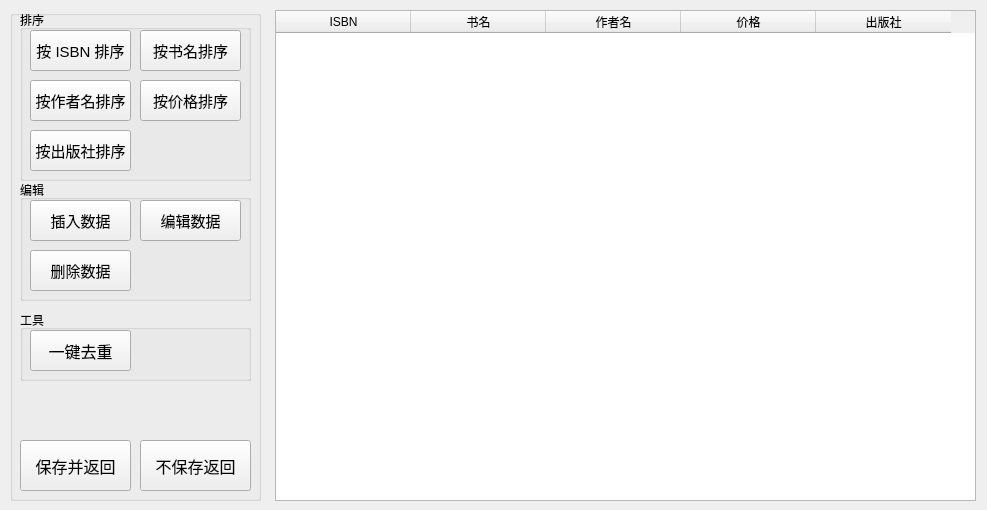
Before: the Qt Designer form Sources/Forms/editbook.ui in gaogao-qwq/Book_Manage_System_QT, drawn with Qt 5.
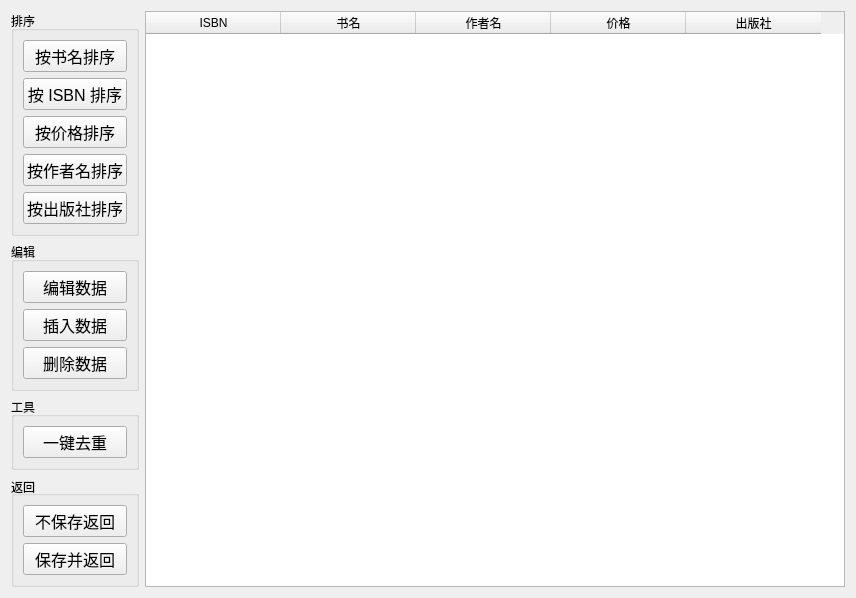
After: the same form once the commit is applied. Icons and pictures are not drawn.

```diff
--- a/Sources/Forms/editbook.ui
+++ b/Sources/Forms/editbook.ui
@@ -6,8 +6,8 @@
    <rect>
     <x>0</x>
     <y>0</y>
-    <width>987</width>
-    <height>510</height>
+    <width>852</width>
+    <height>541</height>
    </rect>
   </property>
   <property name="windowTitle">
@@ -18,14 +18,22 @@
     <selectedon>D:/pictures/avator.png</selectedon>
    </iconset>
   </property>
+  <layout class="QGridLayout" name="gridLayout_2">
+   <item row="0" column="0">
+    <layout class="QGridLayout" name="gridLayout">
+     <item row="0" column="1">
   <widget class="QTableWidget" name="bookTable">
-   <property name="geometry">
-    <rect>
-     <x>275</x>
-     <y>10</y>
-     <width>701</width>
-     <height>491</height>
-    </rect>
+       <property name="sizePolicy">
+        <sizepolicy hsizetype="Expanding" vsizetype="Expanding">
+         <horstretch>0</horstretch>
+         <verstretch>0</verstretch>
+        </sizepolicy>
+       </property>
+       <property name="minimumSize">
+        <size>
+         <width>700</width>
+         <height>520</height>
+        </size>
    </property>
    <attribute name="horizontalHeaderDefaultSectionSize">
     <number>135</number>
@@ -59,244 +67,160 @@
     </property>
    </column>
   </widget>
-  <widget class="QGroupBox" name="buttonsGroupBox">
-   <property name="geometry">
-    <rect>
-     <x>10</x>
-     <y>10</y>
-     <width>251</width>
-     <height>491</height>
-    </rect>
-   </property>
-   <property name="title">
-    <string/>
-   </property>
-   <widget class="QPushButton" name="backButton">
-    <property name="geometry">
-     <rect>
-      <x>130</x>
-      <y>430</y>
-      <width>111</width>
-      <height>51</height>
-     </rect>
-    </property>
-    <property name="font">
-     <font>
-      <pointsize>12</pointsize>
-     </font>
-    </property>
-    <property name="text">
-     <string>不保存返回</string>
-    </property>
-   </widget>
-   <widget class="QPushButton" name="backSaveButton">
-    <property name="geometry">
-     <rect>
-      <x>10</x>
-      <y>430</y>
-      <width>111</width>
-      <height>51</height>
-     </rect>
-    </property>
-    <property name="font">
-     <font>
-      <pointsize>12</pointsize>
-     </font>
-    </property>
-    <property name="text">
-     <string>保存并返回</string>
-    </property>
-   </widget>
+     </item>
+     <item row="0" column="0">
+      <layout class="QVBoxLayout" name="verticalLayout">
+       <item>
    <widget class="QGroupBox" name="sortButtonsGroupBox">
-    <property name="geometry">
-     <rect>
-      <x>10</x>
-      <y>0</y>
-      <width>231</width>
-      <height>171</height>
-     </rect>
+         <property name="sizePolicy">
+          <sizepolicy hsizetype="Minimum" vsizetype="Minimum">
+           <horstretch>0</horstretch>
+           <verstretch>0</verstretch>
+          </sizepolicy>
     </property>
     <property name="title">
      <string>排序</string>
     </property>
-    <widget class="QPushButton" name="sortByISBNButton">
-     <property name="geometry">
-      <rect>
-       <x>10</x>
-       <y>20</y>
-       <width>101</width>
-       <height>41</height>
-      </rect>
-     </property>
-     <property name="font">
-      <font>
-       <pointsize>11</pointsize>
-      </font>
-     </property>
-     <property name="text">
-      <string>按 ISBN 排序</string>
-     </property>
-    </widget>
+         <layout class="QVBoxLayout" name="verticalLayout_2">
+          <item>
     <widget class="QPushButton" name="sortByBookButton">
-     <property name="geometry">
-      <rect>
-       <x>120</x>
-       <y>20</y>
-       <width>101</width>
-       <height>41</height>
-      </rect>
-     </property>
      <property name="font">
       <font>
-       <pointsize>11</pointsize>
+              <pointsize>12</pointsize>
       </font>
      </property>
      <property name="text">
       <string>按书名排序</string>
      </property>
     </widget>
-    <widget class="QPushButton" name="sortByAuthorButton">
-     <property name="geometry">
-      <rect>
-       <x>10</x>
-       <y>70</y>
-       <width>101</width>
-       <height>41</height>
-      </rect>
-     </property>
+          </item>
+          <item>
+           <widget class="QPushButton" name="sortByISBNButton">
      <property name="font">
       <font>
-       <pointsize>11</pointsize>
+              <pointsize>12</pointsize>
       </font>
      </property>
      <property name="text">
-      <string>按作者名排序</string>
-     </property>
-    </widget>
+             <string>按 ISBN 排序</string>
+            </property>
+           </widget>
+          </item>
+          <item>
     <widget class="QPushButton" name="sortByPriceButton">
-     <property name="geometry">
-      <rect>
-       <x>120</x>
-       <y>70</y>
-       <width>101</width>
-       <height>41</height>
-      </rect>
-     </property>
      <property name="font">
       <font>
-       <pointsize>11</pointsize>
+              <pointsize>12</pointsize>
       </font>
      </property>
      <property name="text">
       <string>按价格排序</string>
      </property>
     </widget>
+          </item>
+          <item>
+           <widget class="QPushButton" name="sortByAuthorButton">
+            <property name="font">
+             <font>
+              <pointsize>12</pointsize>
+             </font>
+            </property>
+            <property name="text">
+             <string>按作者名排序</string>
+            </property>
+           </widget>
+          </item>
+          <item>
     <widget class="QPushButton" name="sortByPressButton">
-     <property name="geometry">
-      <rect>
-       <x>10</x>
-       <y>120</y>
-       <width>101</width>
-       <height>41</height>
-      </rect>
-     </property>
      <property name="font">
       <font>
-       <pointsize>11</pointsize>
+              <pointsize>12</pointsize>
       </font>
      </property>
      <property name="text">
       <string>按出版社排序</string>
      </property>
     </widget>
-   </widget>
+          </item>
+         </layout>
+        </widget>
+       </item>
+       <item>
    <widget class="QGroupBox" name="editButtonGroupBox">
-    <property name="geometry">
-     <rect>
-      <x>10</x>
-      <y>170</y>
-      <width>231</width>
-      <height>121</height>
-     </rect>
+         <property name="sizePolicy">
+          <sizepolicy hsizetype="Minimum" vsizetype="Minimum">
+           <horstretch>0</horstretch>
+           <verstretch>0</verstretch>
+          </sizepolicy>
     </property>
     <property name="title">
      <string>编辑</string>
     </property>
+         <layout class="QVBoxLayout" name="verticalLayout_4">
+          <item>
+           <widget class="QPushButton" name="editButton">
+            <property name="font">
+             <font>
+              <pointsize>12</pointsize>
+             </font>
+            </property>
+            <property name="text">
+             <string>编辑数据</string>
+            </property>
+           </widget>
+          </item>
+          <item>
     <widget class="QPushButton" name="insertButton">
-     <property name="geometry">
-      <rect>
-       <x>10</x>
-       <y>20</y>
-       <width>101</width>
-       <height>41</height>
-      </rect>
-     </property>
      <property name="font">
       <font>
-       <pointsize>11</pointsize>
+              <pointsize>12</pointsize>
       </font>
      </property>
      <property name="text">
       <string>插入数据</string>
      </property>
     </widget>
+          </item>
+          <item>
     <widget class="QPushButton" name="deleteButton">
-     <property name="geometry">
-      <rect>
-       <x>10</x>
-       <y>70</y>
-       <width>101</width>
-       <height>41</height>
-      </rect>
-     </property>
      <property name="font">
       <font>
-       <pointsize>11</pointsize>
+              <pointsize>12</pointsize>
       </font>
      </property>
      <property name="text">
       <string>删除数据</string>
      </property>
     </widget>
-    <widget class="QPushButton" name="editButton">
-     <property name="geometry">
-      <rect>
-       <x>120</x>
-       <y>20</y>
-       <width>101</width>
-       <height>41</height>
-      </rect>
-     </property>
-     <property name="font">
-      <font>
-       <pointsize>11</pointsize>
-      </font>
-     </property>
-     <property name="text">
-      <string>编辑数据</string>
-     </property>
-    </widget>
-   </widget>
+          </item>
+         </layout>
+        </widget>
+       </item>
+       <item>
    <widget class="QGroupBox" name="toolsGroupBox">
-    <property name="geometry">
-     <rect>
-      <x>10</x>
-      <y>300</y>
-      <width>231</width>
-      <height>71</height>
-     </rect>
+         <property name="sizePolicy">
+          <sizepolicy hsizetype="Minimum" vsizetype="Minimum">
+           <horstretch>0</horstretch>
+           <verstretch>0</verstretch>
+          </sizepolicy>
+         </property>
+         <property name="minimumSize">
+          <size>
+           <width>0</width>
+           <height>0</height>
+          </size>
     </property>
     <property name="title">
      <string>工具</string>
     </property>
+         <layout class="QVBoxLayout" name="verticalLayout_5">
+          <item>
     <widget class="QPushButton" name="deduplicateButton">
-     <property name="geometry">
-      <rect>
-       <x>10</x>
-       <y>20</y>
-       <width>101</width>
-       <height>41</height>
-      </rect>
+            <property name="sizePolicy">
+             <sizepolicy hsizetype="Minimum" vsizetype="Fixed">
+              <horstretch>0</horstretch>
+              <verstretch>0</verstretch>
+             </sizepolicy>
      </property>
      <property name="font">
       <font>
@@ -307,8 +231,57 @@
       <string>一键去重</string>
      </property>
     </widget>
-   </widget>
-  </widget>
+          </item>
+         </layout>
+        </widget>
+       </item>
+       <item>
+        <widget class="QGroupBox" name="exitGroupBox">
+         <property name="sizePolicy">
+          <sizepolicy hsizetype="Minimum" vsizetype="Minimum">
+           <horstretch>0</horstretch>
+           <verstretch>0</verstretch>
+          </sizepolicy>
+         </property>
+         <property name="title">
+          <string>返回</string>
+         </property>
+         <property name="alignment">
+          <set>Qt::AlignLeading|Qt::AlignLeft|Qt::AlignVCenter</set>
+         </property>
+         <layout class="QVBoxLayout" name="verticalLayout_3">
+          <item>
+           <widget class="QPushButton" name="backButton">
+            <property name="font">
+             <font>
+              <pointsize>12</pointsize>
+             </font>
+            </property>
+            <property name="text">
+             <string>不保存返回</string>
+            </property>
+           </widget>
+          </item>
+          <item>
+           <widget class="QPushButton" name="backSaveButton">
+            <property name="font">
+             <font>
+              <pointsize>12</pointsize>
+             </font>
+            </property>
+            <property name="text">
+             <string>保存并返回</string>
+            </property>
+           </widget>
+          </item>
+         </layout>
+        </widget>
+       </item>
+      </layout>
+     </item>
+    </layout>
+   </item>
+  </layout>
  </widget>
  <resources/>
  <connections/>
```
Lines whose indentation alone changed are shown as unchanged.
